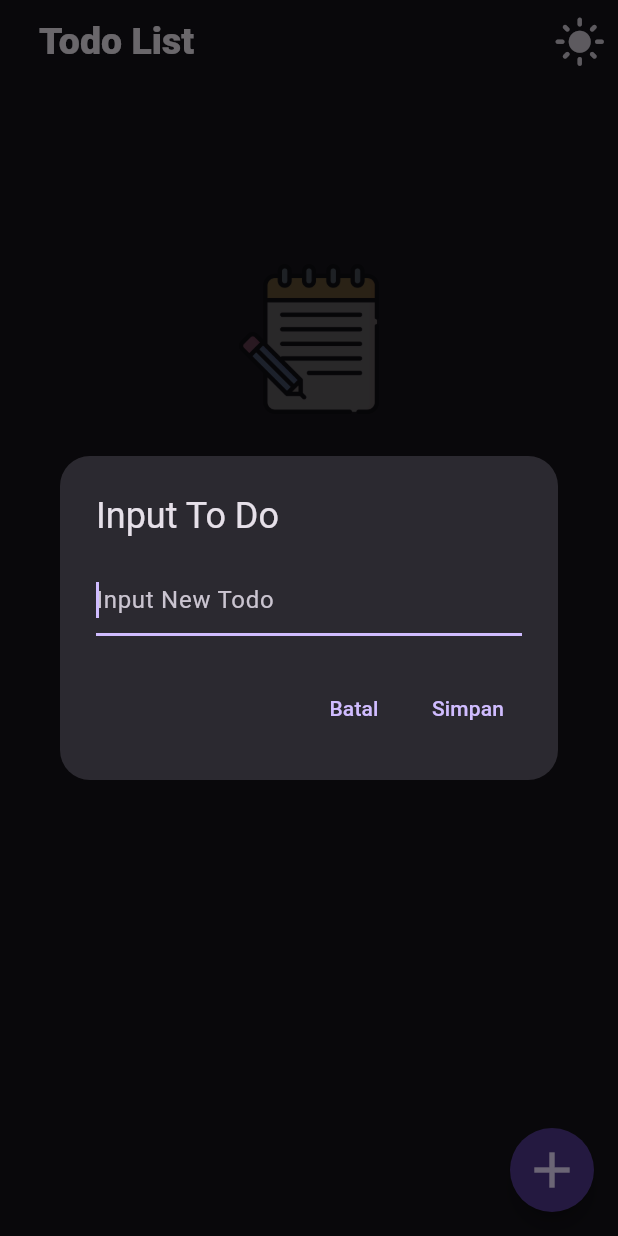
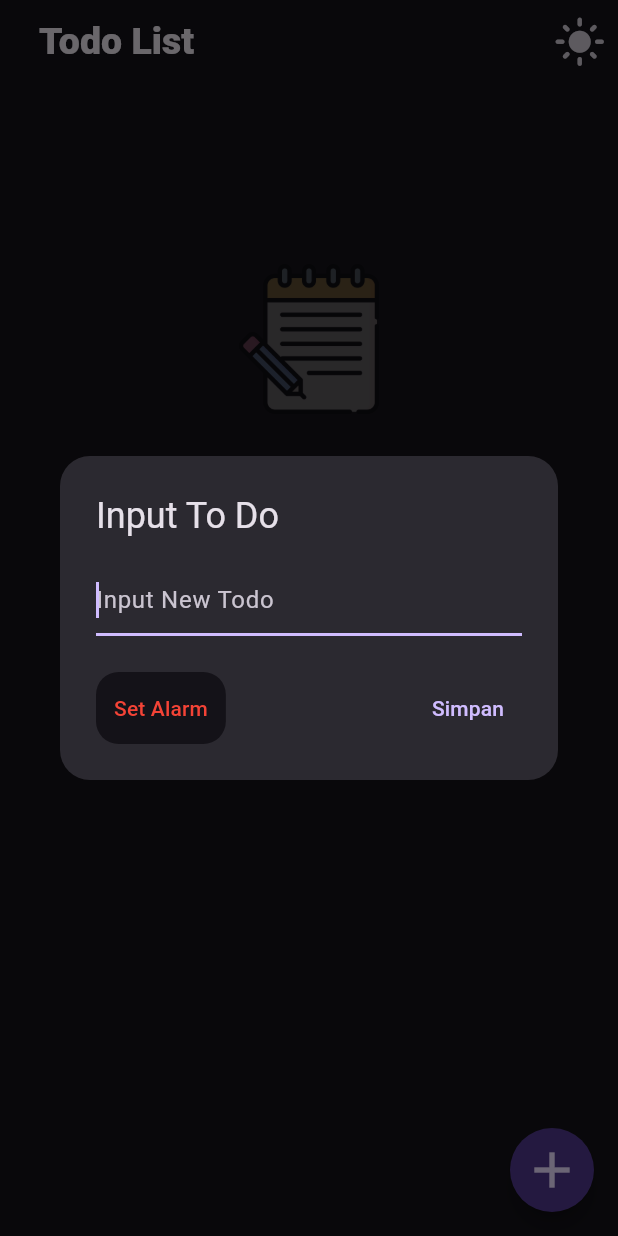
Before and after one commit to rifftyo/ReTodos, a Flutter app: the screen it shows after launch, after a tap on the "dark mode" icon, after a tap on the "add" icon, on a phone screen of 412 x 824 dp. Run offline on Flutter 3.47's test engine with Material 3 defaults, Android fonts, the phone set to English and light mode, and no system bars; our stand-ins replace shared_preferences, sqflite; accounts and stored records are empty.

Commit message:
Update Set Alarm

```diff
--- a/lib/widgets/dialog_add_todo.dart
+++ b/lib/widgets/dialog_add_todo.dart
@@ -2,6 +2,7 @@ import 'package:flutter/material.dart';
 import 'package:provider/provider.dart';
 import 'package:todolist_app/models/todo.dart';
 import 'package:todolist_app/provider/todo_provider.dart';
+import 'package:todolist_app/widgets/dialog_alarm.dart';
 
 Future<void> showTodoDialog(BuildContext context, {Todo? todo}) async {
   final TextEditingController _controller =
@@ -11,8 +12,7 @@ Future<void> showTodoDialog(BuildContext context, {Todo? todo}) async {
     context: context,
     builder: (BuildContext context) {
       return AlertDialog(
-          shape:
-              RoundedRectangleBorder(borderRadius: BorderRadius.circular(20)),
+        shape: RoundedRectangleBorder(borderRadius: BorderRadius.circular(20)),
         title: Text(todo == null ? 'Input To Do' : 'Edit To Do'),
         content: SizedBox(
           width: double.maxFinite,
@@ -23,11 +23,24 @@ Future<void> showTodoDialog(BuildContext context, {Todo? todo}) async {
           ),
         ),
         actions: <Widget>[
-            TextButton(
-              child: const Text('Batal'),
+          Row(
+            mainAxisAlignment: MainAxisAlignment.spaceBetween,
+            children: [
+              Container(
+                decoration: BoxDecoration(
+                  shape: BoxShape.rectangle,
+                  borderRadius: BorderRadius.circular(15),
+                  color: Theme.of(context).cardColor,
+                ),
+                child: TextButton(
+                  child: const Text('Set Alarm',
+                      style: TextStyle(
+                        color: Colors.red,
+                      )),
                   onPressed: () {
-                Navigator.of(context).pop();
+                    showAlarmDialog(context);
                   },
+                ),
               ),
               TextButton(
                 child: Text(todo == null ? 'Simpan' : 'Update'),
@@ -53,6 +66,8 @@ Future<void> showTodoDialog(BuildContext context, {Todo? todo}) async {
                 },
               ),
             ],
+          ),
+        ],
       );
     },
   );
```
Lines whose indentation alone changed are shown as unchanged.
